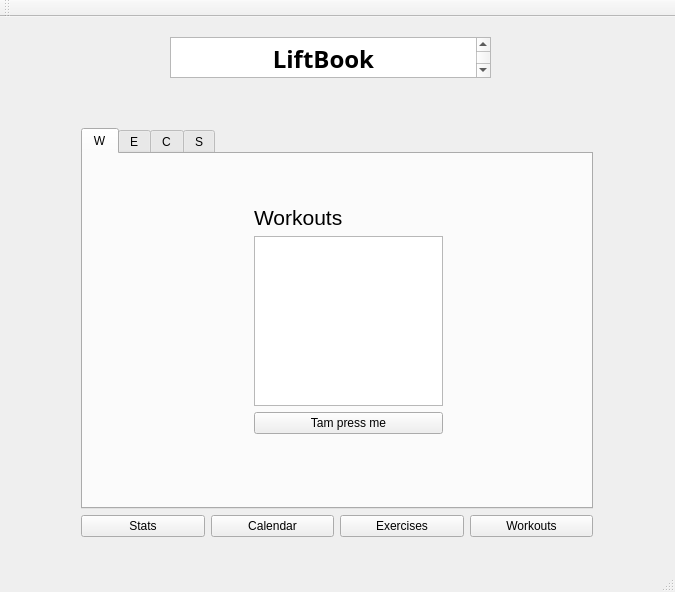
Above: 340Project/mainwindow.ui from keiththomas1/Uplift before the change. Below: the same form after it.
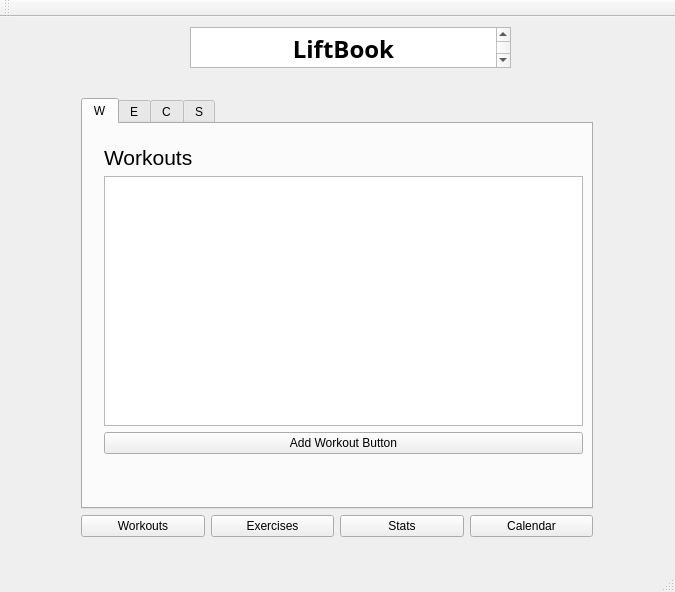
That is the form after the change.

What changed in the file:
```diff
--- a/340Project/mainwindow.ui
+++ b/340Project/mainwindow.ui
@@ -17,8 +17,8 @@
    <widget class="QTextBrowser" name="Title">
     <property name="geometry">
      <rect>
-      <x>170</x>
-      <y>20</y>
+      <x>190</x>
+      <y>10</y>
       <width>321</width>
       <height>41</height>
      </rect>
@@ -40,9 +40,9 @@
     <property name="geometry">
      <rect>
       <x>70</x>
-      <y>100</y>
+      <y>70</y>
       <width>534</width>
-      <height>431</height>
+      <height>461</height>
      </rect>
     </property>
     <layout class="QVBoxLayout" name="MainLayout">
@@ -61,10 +61,10 @@
         <widget class="QWidget" name="verticalLayoutWidget_2">
          <property name="geometry">
           <rect>
-           <x>160</x>
-           <y>40</y>
-           <width>211</width>
-           <height>251</height>
+           <x>10</x>
+           <y>10</y>
+           <width>501</width>
+           <height>331</height>
           </rect>
          </property>
          <layout class="QVBoxLayout" name="WorkOutTabLayout">
@@ -86,7 +86,7 @@
           <item>
            <widget class="QPushButton" name="aButton">
             <property name="text">
-             <string>Tam press me</string>
+             <string>Add Workout Button</string>
             </property>
            </widget>
           </item>
@@ -168,6 +168,20 @@
      </item>
      <item>
       <layout class="QHBoxLayout" name="MainButtonLayout">
+       <item>
+        <widget class="QPushButton" name="WorkoutButton">
+         <property name="text">
+          <string>Workouts</string>
+         </property>
+        </widget>
+       </item>
+       <item>
+        <widget class="QPushButton" name="ExercisesButton">
+         <property name="text">
+          <string>Exercises</string>
+         </property>
+        </widget>
+       </item>
        <item>
         <widget class="QPushButton" name="StatsButton">
          <property name="text">
@@ -182,20 +196,6 @@
          </property>
         </widget>
        </item>
-       <item>
-        <widget class="QPushButton" name="ExercisesButton">
-         <property name="text">
-          <string>Exercises</string>
-         </property>
-        </widget>
-       </item>
-       <item>
-        <widget class="QPushButton" name="WorkoutButton">
-         <property name="text">
-          <string>Workouts</string>
-         </property>
-        </widget>
-       </item>
       </layout>
      </item>
     </layout>
```
Left out of the diff: 7 changed lines with no effect on the pictures.
